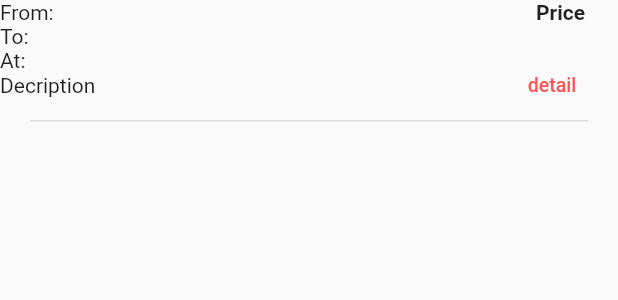
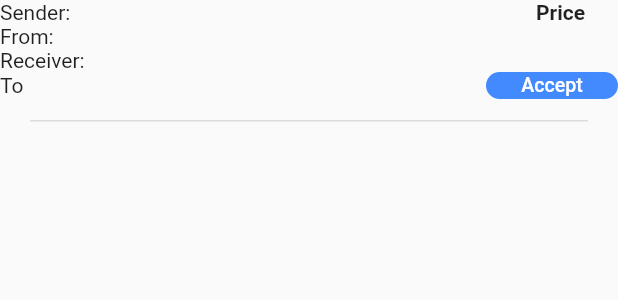
Before and after one commit to Nntienn/delivery_app_shipper, a Flutter app: the RequestCard widget shown alone on an empty page, opened directly with sample values from the repository, on a phone screen of 412 x 824 dp. Shown: the top 300 px of the screen. Run offline on Flutter 3.47's test engine with Material 2 defaults, Android fonts, the phone set to English and light mode, and no system bars; our stand-ins replace email_validator, firebase_auth, firebase_core, flutter_countdown_timer, flutter_icons, flutter_svg and 6 more; missing offline and left inert: flutter_polyline_points; accounts and stored records are empty; generated files the repository leaves out were written again.

Commit message:
first time

```diff
--- a/lib/Src/resources/Widgets/request_card.dart
+++ b/lib/Src/resources/Widgets/request_card.dart
@@ -21,7 +21,7 @@ class RequestCard extends StatelessWidget {
           children: <Widget>[
             Row(
               children: [
-                Text('From:'),
+                Text('Sender:'),
                 Spacer(),
                 Container(
                   margin: const EdgeInsets.fromLTRB(0, 0, 22, 0),
@@ -32,15 +32,22 @@ class RequestCard extends StatelessWidget {
                 )
               ],
             ),//đoạn này cộng chuỗi lấy điểm gửi
-            Text('To:'),//đoạn này cộng chuỗi lấy điểm nhận
-            Text('At:'),//Đoạn này cộng chuỗi lấy thời gian gửi
+            Text('From:'),//đoạn này cộng chuỗi lấy điểm nhận
+            Text('Receiver:'),//Đoạn này cộng chuỗi lấy thời gian gửi
             Row(
               children: [
-                Text('Decription'),
+                Text('To'),
                 Spacer(),
                 Container(height: 18,
-                  child: FlatButton(
-                    child: Text('detail', textAlign: TextAlign.end,style: TextStyle(color: Colors.redAccent, fontSize: 13),),
+                  child: Container(
+                    decoration: BoxDecoration(
+                      color: Colors.blueAccent,
+                      borderRadius: BorderRadius.all(Radius.circular(10))
+                    ),
+
+                    child: FlatButton(
+                      child: Text('Accept', textAlign: TextAlign.end,style: TextStyle(color: Colors.white, fontSize: 13),),
+                    ),
                   ),
                 )
 
--- a/pubspec.yaml
+++ b/pubspec.yaml
@@ -47,6 +47,10 @@ dependencies:
   email_validator: ^1.0.4
   google_maps_flutter: ^0.5.11+1
   location: ^3.0.2
+  flutter_polyline_points: ^0.1.0
+  geolocator: ^5.3.1
+  location_platform_interface: ^1.0.1
+
 
 dev_dependencies:
   flutter_test:
```
Also changed, not shown: lib/Src/resources/Screens/home_page.dart (+130 -25 lines), assets/destination_map_marker.png (added), assets/driving_pin.png (added), pubspec.lock.
